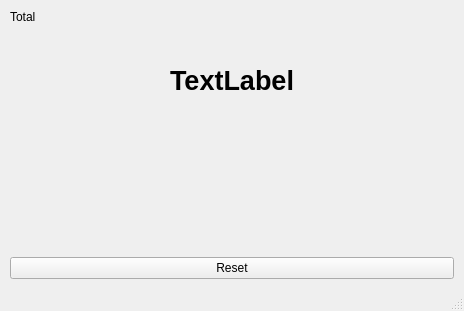
This is tf02_traffic/main_window.ui in codincodee/tf0x_dev as Qt 5 draws it before an edit. The edited form follows.
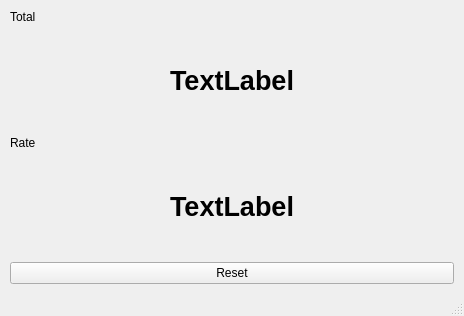
This is the edited form.

```diff
--- a/tf02_traffic/main_window.ui
+++ b/tf02_traffic/main_window.ui
@@ -517,6 +517,463 @@
             </property>
            </widget>
           </item>
+          <item>
+           <widget class="QLabel" name="label_2">
+            <property name="text">
+             <string>Rate</string>
+            </property>
+           </widget>
+          </item>
+          <item>
+           <widget class="QLabel" name="RateLabel">
+            <property name="sizePolicy">
+             <sizepolicy hsizetype="Preferred" vsizetype="Fixed">
+              <horstretch>0</horstretch>
+              <verstretch>0</verstretch>
+             </sizepolicy>
+            </property>
+            <property name="minimumSize">
+             <size>
+              <width>0</width>
+              <height>100</height>
+             </size>
+            </property>
+            <property name="maximumSize">
+             <size>
+              <width>16777215</width>
+              <height>100</height>
+             </size>
+            </property>
+            <property name="palette">
+             <palette>
+              <active>
+               <colorrole role="WindowText">
+                <brush brushstyle="SolidPattern">
+                 <color alpha="255">
+                  <red>0</red>
+                  <green>0</green>
+                  <blue>0</blue>
+                 </color>
+                </brush>
+               </colorrole>
+               <colorrole role="Button">
+                <brush brushstyle="SolidPattern">
+                 <color alpha="255">
+                  <red>170</red>
+                  <green>0</green>
+                  <blue>0</blue>
+                 </color>
+                </brush>
+               </colorrole>
+               <colorrole role="Light">
+                <brush brushstyle="SolidPattern">
+                 <color alpha="255">
+                  <red>255</red>
+                  <green>0</green>
+                  <blue>0</blue>
+                 </color>
+                </brush>
+               </colorrole>
+               <colorrole role="Midlight">
+                <brush brushstyle="SolidPattern">
+                 <color alpha="255">
+                  <red>212</red>
+                  <green>0</green>
+                  <blue>0</blue>
+                 </color>
+                </brush>
+               </colorrole>
+               <colorrole role="Dark">
+                <brush brushstyle="SolidPattern">
+                 <color alpha="255">
+                  <red>85</red>
+                  <green>0</green>
+                  <blue>0</blue>
+                 </color>
+                </brush>
+               </colorrole>
+               <colorrole role="Mid">
+                <brush brushstyle="SolidPattern">
+                 <color alpha="255">
+                  <red>113</red>
+                  <green>0</green>
+                  <blue>0</blue>
+                 </color>
+                </brush>
+               </colorrole>
+               <colorrole role="Text">
+                <brush brushstyle="SolidPattern">
+                 <color alpha="255">
+                  <red>0</red>
+                  <green>0</green>
+                  <blue>0</blue>
+                 </color>
+                </brush>
+               </colorrole>
+               <colorrole role="BrightText">
+                <brush brushstyle="SolidPattern">
+                 <color alpha="255">
+                  <red>255</red>
+                  <green>255</green>
+                  <blue>255</blue>
+                 </color>
+                </brush>
+               </colorrole>
+               <colorrole role="ButtonText">
+                <brush brushstyle="SolidPattern">
+                 <color alpha="255">
+                  <red>0</red>
+                  <green>0</green>
+                  <blue>0</blue>
+                 </color>
+                </brush>
+               </colorrole>
+               <colorrole role="Base">
+                <brush brushstyle="SolidPattern">
+                 <color alpha="255">
+                  <red>255</red>
+                  <green>255</green>
+                  <blue>255</blue>
+                 </color>
+                </brush>
+               </colorrole>
+               <colorrole role="Window">
+                <brush brushstyle="SolidPattern">
+                 <color alpha="255">
+                  <red>170</red>
+                  <green>0</green>
+                  <blue>0</blue>
+                 </color>
+                </brush>
+               </colorrole>
+               <colorrole role="Shadow">
+                <brush brushstyle="SolidPattern">
+                 <color alpha="255">
+                  <red>0</red>
+                  <green>0</green>
+                  <blue>0</blue>
+                 </color>
+                </brush>
+               </colorrole>
+               <colorrole role="AlternateBase">
+                <brush brushstyle="SolidPattern">
+                 <color alpha="255">
+                  <red>212</red>
+                  <green>127</green>
+                  <blue>127</blue>
+                 </color>
+                </brush>
+               </colorrole>
+               <colorrole role="ToolTipBase">
+                <brush brushstyle="SolidPattern">
+                 <color alpha="255">
+                  <red>255</red>
+                  <green>255</green>
+                  <blue>220</blue>
+                 </color>
+                </brush>
+               </colorrole>
+               <colorrole role="ToolTipText">
+                <brush brushstyle="SolidPattern">
+                 <color alpha="255">
+                  <red>0</red>
+                  <green>0</green>
+                  <blue>0</blue>
+                 </color>
+                </brush>
+               </colorrole>
+              </active>
+              <inactive>
+               <colorrole role="WindowText">
+                <brush brushstyle="SolidPattern">
+                 <color alpha="255">
+                  <red>0</red>
+                  <green>0</green>
+                  <blue>0</blue>
+                 </color>
+                </brush>
+               </colorrole>
+               <colorrole role="Button">
+                <brush brushstyle="SolidPattern">
+                 <color alpha="255">
+                  <red>170</red>
+                  <green>0</green>
+                  <blue>0</blue>
+                 </color>
+                </brush>
+               </colorrole>
+               <colorrole role="Light">
+                <brush brushstyle="SolidPattern">
+                 <color alpha="255">
+                  <red>255</red>
+                  <green>0</green>
+                  <blue>0</blue>
+                 </color>
+                </brush>
+               </colorrole>
+               <colorrole role="Midlight">
+                <brush brushstyle="SolidPattern">
+                 <color alpha="255">
+                  <red>212</red>
+                  <green>0</green>
+                  <blue>0</blue>
+                 </color>
+                </brush>
+               </colorrole>
+               <colorrole role="Dark">
+                <brush brushstyle="SolidPattern">
+                 <color alpha="255">
+                  <red>85</red>
+                  <green>0</green>
+                  <blue>0</blue>
+                 </color>
+                </brush>
+               </colorrole>
+               <colorrole role="Mid">
+                <brush brushstyle="SolidPattern">
+                 <color alpha="255">
+                  <red>113</red>
+                  <green>0</green>
+                  <blue>0</blue>
+                 </color>
+                </brush>
+               </colorrole>
+               <colorrole role="Text">
+                <brush brushstyle="SolidPattern">
+                 <color alpha="255">
+                  <red>0</red>
+                  <green>0</green>
+                  <blue>0</blue>
+                 </color>
+                </brush>
+               </colorrole>
+               <colorrole role="BrightText">
+                <brush brushstyle="SolidPattern">
+                 <color alpha="255">
+                  <red>255</red>
+                  <green>255</green>
+                  <blue>255</blue>
+                 </color>
+                </brush>
+               </colorrole>
+               <colorrole role="ButtonText">
+                <brush brushstyle="SolidPattern">
+                 <color alpha="255">
+                  <red>0</red>
+                  <green>0</green>
+                  <blue>0</blue>
+                 </color>
+                </brush>
+               </colorrole>
+               <colorrole role="Base">
+                <brush brushstyle="SolidPattern">
+                 <color alpha="255">
+                  <red>255</red>
+                  <green>255</green>
+                  <blue>255</blue>
+                 </color>
+                </brush>
+               </colorrole>
+               <colorrole role="Window">
+                <brush brushstyle="SolidPattern">
+                 <color alpha="255">
+                  <red>170</red>
+                  <green>0</green>
+                  <blue>0</blue>
+                 </color>
+                </brush>
+               </colorrole>
+               <colorrole role="Shadow">
+                <brush brushstyle="SolidPattern">
+                 <color alpha="255">
+                  <red>0</red>
+                  <green>0</green>
+                  <blue>0</blue>
+                 </color>
+                </brush>
+               </colorrole>
+               <colorrole role="AlternateBase">
+                <brush brushstyle="SolidPattern">
+                 <color alpha="255">
+                  <red>212</red>
+                  <green>127</green>
+                  <blue>127</blue>
+                 </color>
+                </brush>
+               </colorrole>
+               <colorrole role="ToolTipBase">
+                <brush brushstyle="SolidPattern">
+                 <color alpha="255">
+                  <red>255</red>
+                  <green>255</green>
+                  <blue>220</blue>
+                 </color>
+                </brush>
+               </colorrole>
+               <colorrole role="ToolTipText">
+                <brush brushstyle="SolidPattern">
+                 <color alpha="255">
+                  <red>0</red>
+                  <green>0</green>
+                  <blue>0</blue>
+                 </color>
+                </brush>
+               </colorrole>
+              </inactive>
+              <disabled>
+               <colorrole role="WindowText">
+                <brush brushstyle="SolidPattern">
+                 <color alpha="255">
+                  <red>85</red>
+                  <green>0</green>
+                  <blue>0</blue>
+                 </color>
+                </brush>
+               </colorrole>
+               <colorrole role="Button">
+                <brush brushstyle="SolidPattern">
+                 <color alpha="255">
+                  <red>170</red>
+                  <green>0</green>
+                  <blue>0</blue>
+                 </color>
+                </brush>
+               </colorrole>
+               <colorrole role="Light">
+                <brush brushstyle="SolidPattern">
+                 <color alpha="255">
+                  <red>255</red>
+                  <green>0</green>
+                  <blue>0</blue>
+                 </color>
+                </brush>
+               </colorrole>
+               <colorrole role="Midlight">
+                <brush brushstyle="SolidPattern">
+                 <color alpha="255">
+                  <red>212</red>
+                  <green>0</green>
+                  <blue>0</blue>
+                 </color>
+                </brush>
+               </colorrole>
+               <colorrole role="Dark">
+                <brush brushstyle="SolidPattern">
+                 <color alpha="255">
+                  <red>85</red>
+                  <green>0</green>
+                  <blue>0</blue>
+                 </color>
+                </brush>
+               </colorrole>
+               <colorrole role="Mid">
+                <brush brushstyle="SolidPattern">
+                 <color alpha="255">
+                  <red>113</red>
+                  <green>0</green>
+                  <blue>0</blue>
+                 </color>
+                </brush>
+               </colorrole>
+               <colorrole role="Text">
+                <brush brushstyle="SolidPattern">
+                 <color alpha="255">
+                  <red>85</red>
+                  <green>0</green>
+                  <blue>0</blue>
+                 </color>
+                </brush>
+               </colorrole>
+               <colorrole role="BrightText">
+                <brush brushstyle="SolidPattern">
+                 <color alpha="255">
+                  <red>255</red>
+                  <green>255</green>
+                  <blue>255</blue>
+                 </color>
+                </brush>
+               </colorrole>
+               <colorrole role="ButtonText">
+                <brush brushstyle="SolidPattern">
+                 <color alpha="255">
+                  <red>85</red>
+                  <green>0</green>
+                  <blue>0</blue>
+                 </color>
+                </brush>
+               </colorrole>
+               <colorrole role="Base">
+                <brush brushstyle="SolidPattern">
+                 <color alpha="255">
+                  <red>170</red>
+                  <green>0</green>
+                  <blue>0</blue>
+                 </color>
+                </brush>
+               </colorrole>
+               <colorrole role="Window">
+                <brush brushstyle="SolidPattern">
+                 <color alpha="255">
+                  <red>170</red>
+                  <green>0</green>
+                  <blue>0</blue>
+                 </color>
+                </brush>
+               </colorrole>
+               <colorrole role="Shadow">
+                <brush brushstyle="SolidPattern">
+                 <color alpha="255">
+                  <red>0</red>
+                  <green>0</green>
+                  <blue>0</blue>
+                 </color>
+                </brush>
+               </colorrole>
+               <colorrole role="AlternateBase">
+                <brush brushstyle="SolidPattern">
+                 <color alpha="255">
+                  <red>170</red>
+                  <green>0</green>
+                  <blue>0</blue>
+                 </color>
+                </brush>
+               </colorrole>
+               <colorrole role="ToolTipBase">
+                <brush brushstyle="SolidPattern">
+                 <color alpha="255">
+                  <red>255</red>
+                  <green>255</green>
+                  <blue>220</blue>
+                 </color>
+                </brush>
+               </colorrole>
+               <colorrole role="ToolTipText">
+                <brush brushstyle="SolidPattern">
+                 <color alpha="255">
+                  <red>0</red>
+                  <green>0</green>
+                  <blue>0</blue>
+                 </color>
+                </brush>
+               </colorrole>
+              </disabled>
+             </palette>
+            </property>
+            <property name="font">
+             <font>
+              <pointsize>20</pointsize>
+              <weight>75</weight>
+              <bold>true</bold>
+             </font>
+            </property>
+            <property name="text">
+             <string>TextLabel</string>
+            </property>
+            <property name="alignment">
+             <set>Qt::AlignCenter</set>
+            </property>
+           </widget>
+          </item>
           <item>
            <spacer name="verticalSpacer_3">
             <property name="orientation">
```
